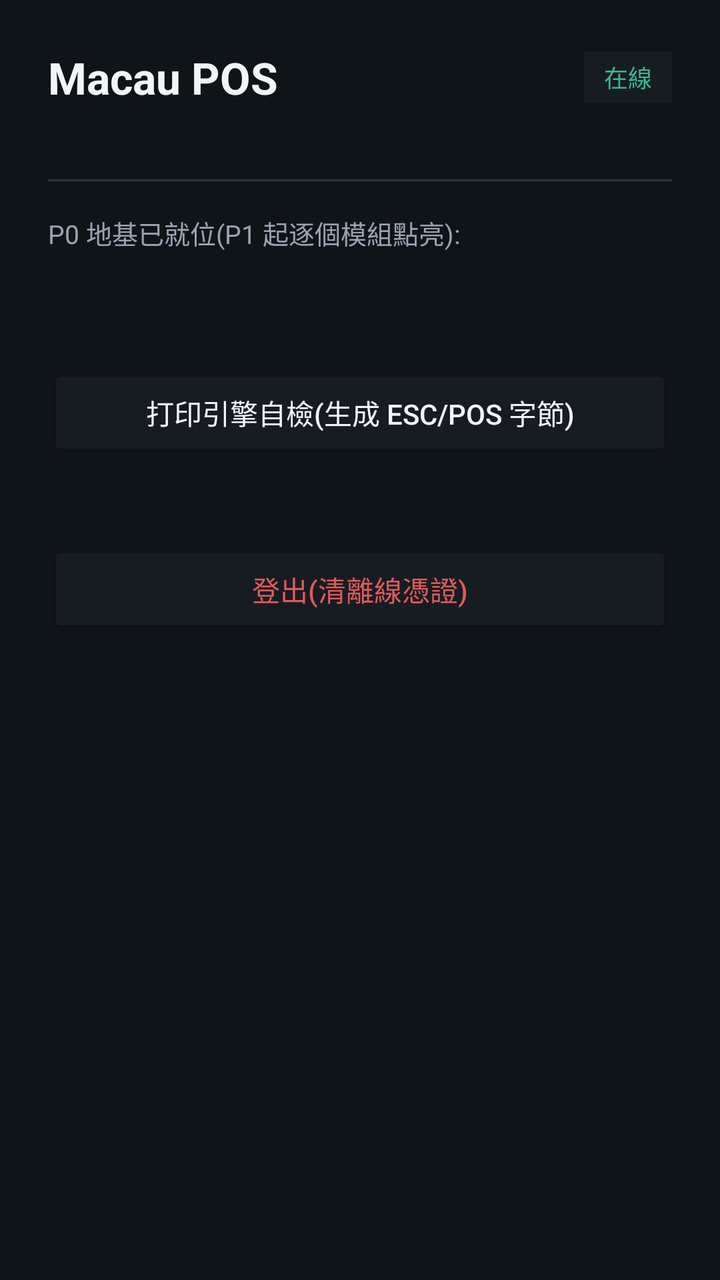
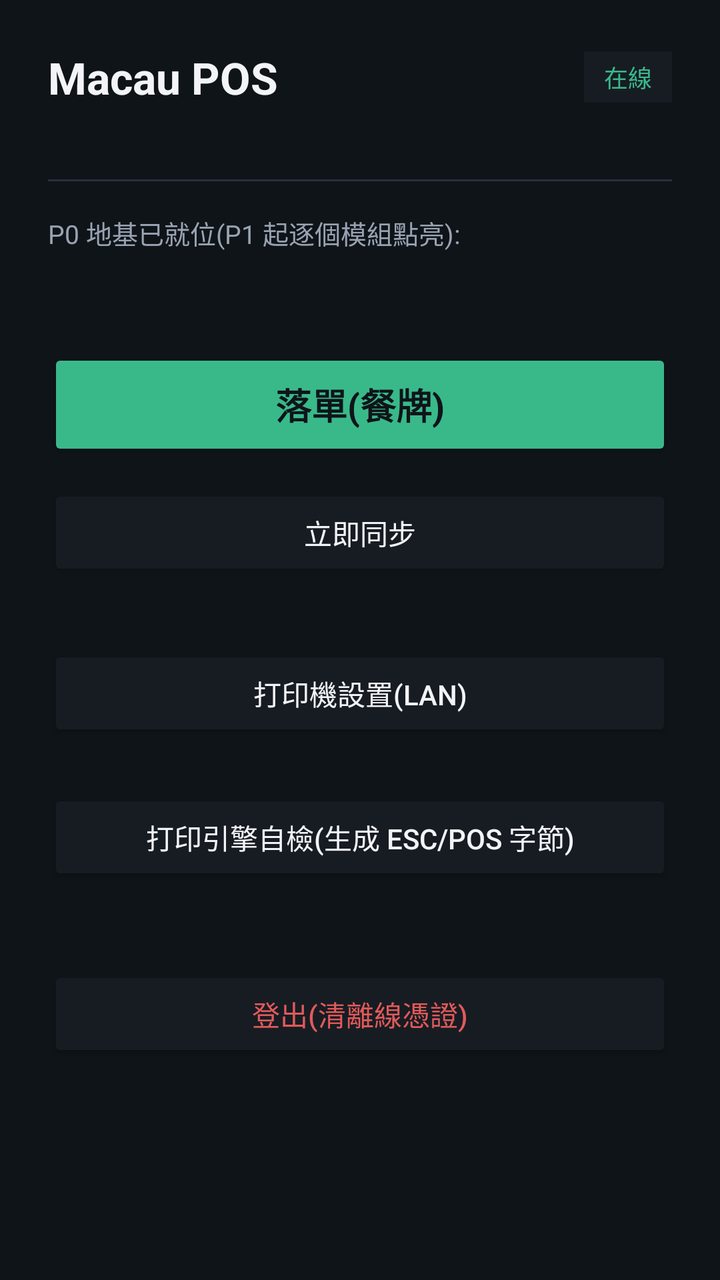

The first picture is an Android layout as it rendered before a commit; the second is the same layout after the commit. The layout source and the unified diff follow.
<!-- AndroidManifest.xml: application theme Theme.MacauposNative -->
<!-- res/layout/activity_home.xml -->
<?xml version="1.0" encoding="utf-8"?>
<LinearLayout xmlns:android="http://schemas.android.com/apk/res/android"
    android:layout_width="match_parent"
    android:layout_height="match_parent"
    android:orientation="vertical"
    android:background="@color/brand_bg"
    android:padding="24dp">

    <LinearLayout
        android:layout_width="match_parent"
        android:layout_height="wrap_content"
        android:orientation="horizontal"
        android:gravity="center_vertical">

        <TextView
            android:id="@+id/txtStoreName"
            android:layout_width="0dp"
            android:layout_height="wrap_content"
            android:layout_weight="1"
            android:text="@string/home_title"
            android:textColor="@color/text_primary"
            android:textSize="22sp"
            android:textStyle="bold" />

        <TextView
            android:id="@+id/txtOffline"
            android:layout_width="wrap_content"
            android:layout_height="wrap_content"
            android:background="@color/brand_surface"
            android:paddingHorizontal="10dp"
            android:paddingVertical="4dp"
            android:text="在線"
            android:textColor="@color/ok_green"
            android:textSize="12sp" />
    </LinearLayout>

    <TextView
        android:id="@+id/txtMeta"
        android:layout_width="match_parent"
        android:layout_height="wrap_content"
        android:layout_marginTop="4dp"
        android:textColor="@color/text_secondary"
        android:textSize="12sp" />

    <View
        android:layout_width="match_parent"
        android:layout_height="1dp"
        android:layout_marginVertical="16dp"
        android:background="#2A313B" />

    <ScrollView
        android:layout_width="match_parent"
        android:layout_height="0dp"
        android:layout_weight="1">

        <LinearLayout
            android:layout_width="match_parent"
            android:layout_height="wrap_content"
            android:orientation="vertical">

            <TextView
                android:layout_width="match_parent"
                android:layout_height="wrap_content"
                android:text="P0 地基已就位(P1 起逐個模組點亮):"
                android:textColor="@color/text_secondary"
                android:textSize="13sp"
                android:layout_marginBottom="12dp" />

            <TextView
                android:id="@+id/txtModules"
                android:layout_width="match_parent"
                android:layout_height="wrap_content"
                android:lineSpacingExtra="6dp"
                android:textColor="@color/text_primary"
                android:textSize="15sp" />

            <Button
                android:id="@+id/btnSelfTest"
                android:layout_width="match_parent"
                android:layout_height="48dp"
                android:layout_marginTop="24dp"
                android:backgroundTint="@color/brand_surface"
                android:text="打印引擎自檢(生成 ESC/POS 字節)"
                android:textColor="@color/text_primary" />

            <TextView
                android:id="@+id/txtSelfTest"
                android:layout_width="match_parent"
                android:layout_height="wrap_content"
                android:layout_marginTop="8dp"
                android:fontFamily="monospace"
                android:textColor="@color/text_secondary"
                android:textSize="12sp" />

            <Button
                android:id="@+id/btnLogout"
                android:layout_width="match_parent"
                android:layout_height="48dp"
                android:layout_marginTop="16dp"
                android:backgroundTint="@color/brand_surface"
                android:text="登出(清離線憑證)"
                android:textColor="@color/warn_red" />
        </LinearLayout>
    </ScrollView>
</LinearLayout>
<!-- resources referenced by this layout -->
<resources>
  <color name="brand_bg">#0F1419</color>
  <color name="brand_surface">#171C23</color>
  <color name="ok_green">#39B98A</color>
  <color name="text_primary">#F2F4F8</color>
  <color name="text_secondary">#9AA3B2</color>
  <color name="warn_red">#E25A5A</color>
  <string name="home_title">Macau POS</string>
  <style name="Theme.MacauposNative" parent="android:Theme.Material.NoActionBar">
          <item name="android:statusBarColor">#0F1419</item>
          <item name="android:navigationBarColor">#0F1419</item>
          <item name="android:windowBackground">#0F1419</item>
          <item name="android:colorAccent">#7F77DD</item>
      </style>
</resources>

<!-- the commit's change to res/layout/activity_home.xml (unified diff, before → after) -->
@@ -75,6 +75,43 @@
                 android:textSize="15sp" />
 
             <Button
+                android:id="@+id/btnOrder"
+                android:layout_width="match_parent"
+                android:layout_height="56dp"
+                android:layout_marginTop="16dp"
+                android:backgroundTint="@color/ok_green"
+                android:text="落單(餐牌)"
+                android:textColor="@color/brand_bg"
+                android:textSize="18sp"
+                android:textStyle="bold" />
+
+            <Button
+                android:id="@+id/btnSync"
+                android:layout_width="match_parent"
+                android:layout_height="48dp"
+                android:layout_marginTop="12dp"
+                android:backgroundTint="@color/brand_surface"
+                android:text="立即同步"
+                android:textColor="@color/text_primary" />
+
+            <TextView
+                android:id="@+id/txtSyncState"
+                android:layout_width="match_parent"
+                android:layout_height="wrap_content"
+                android:layout_marginTop="4dp"
+                android:textColor="@color/text_secondary"
+                android:textSize="12sp" />
+
+            <Button
+                android:id="@+id/btnPrinter"
+                android:layout_width="match_parent"
+                android:layout_height="48dp"
+                android:layout_marginTop="12dp"
+                android:backgroundTint="@color/brand_surface"
+                android:text="打印機設置(LAN)"
+                android:textColor="@color/text_primary" />
+
+            <Button
                 android:id="@+id/btnSelfTest"
                 android:layout_width="match_parent"
                 android:layout_height="48dp"
